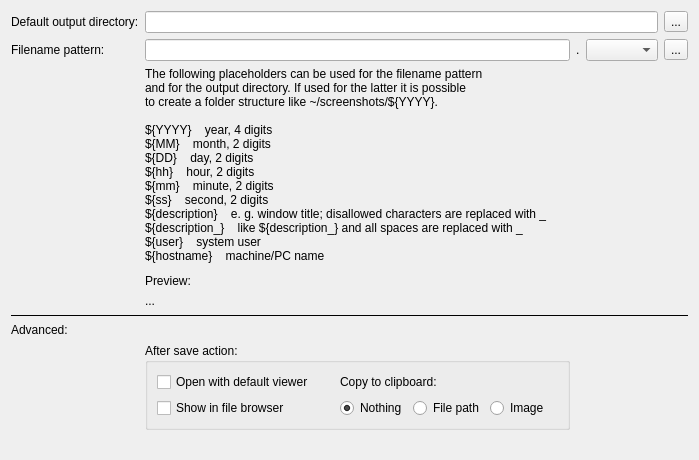
KDE/kreenshot-editor, file src/lib/kreenshoteditor/ui/settings/pageoutput.ui: the form before one commit.
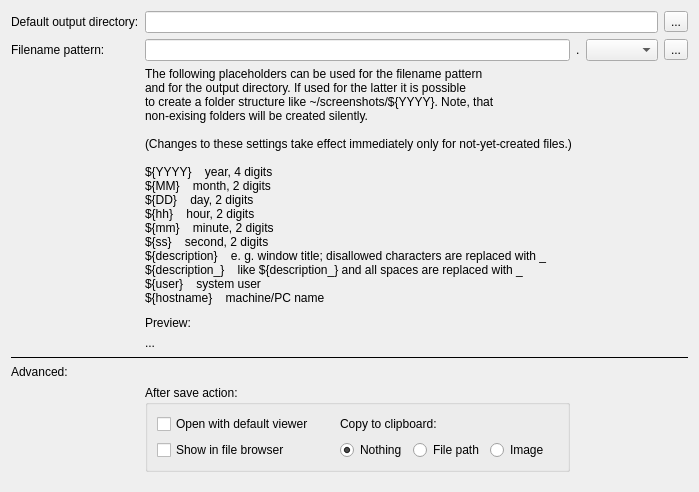
The form after the commit. Icons and pictures are not drawn.

Commit message: proposed filename: set time to current for new document; GUI labels

What changed in the file:
```diff
--- a/src/lib/kreenshoteditor/ui/settings/pageoutput.ui
+++ b/src/lib/kreenshoteditor/ui/settings/pageoutput.ui
@@ -7,14 +7,14 @@
     <x>0</x>
     <y>0</y>
     <width>699</width>
-    <height>460</height>
+    <height>492</height>
    </rect>
   </property>
   <property name="windowTitle">
    <string>Output</string>
   </property>
   <layout class="QGridLayout" name="gridLayout">
-   <item row="8" column="0" colspan="6">
+   <item row="10" column="0" colspan="6">
     <widget class="Line" name="line">
      <property name="frameShadow">
       <enum>QFrame::Plain</enum>
@@ -41,7 +41,7 @@
    <item row="2" column="1">
     <widget class="QLineEdit" name="lineEditFilenamePattern"/>
    </item>
-   <item row="11" column="1">
+   <item row="13" column="1">
     <spacer name="verticalSpacer">
      <property name="orientation">
       <enum>Qt::Vertical</enum>
@@ -89,7 +89,10 @@
      <property name="text">
       <string>The following placeholders can be used for the filename pattern
 and for the output directory. If used for the latter it is possible
-to create a folder structure like ~/screenshots/${YYYY}.
+to create a folder structure like ~/screenshots/${YYYY}. Note, that
+non-exising folders will be created silently.
+
+(Changes to these settings take effect immediately only for not-yet-created files.)
 
 ${YYYY}    year, 4 digits
 ${MM}    month, 2 digits
@@ -104,14 +107,14 @@
      </property>
     </widget>
    </item>
-   <item row="9" column="0">
+   <item row="11" column="0">
     <widget class="QLabel" name="label_5">
      <property name="text">
       <string>Advanced:</string>
      </property>
     </widget>
    </item>
-   <item row="10" column="1">
+   <item row="12" column="1">
     <widget class="QGroupBox" name="groupBox">
      <property name="title">
       <string>After save action:</string>
```
Left out of the diff: 12 changed lines with no effect on the pictures. The commit also changes 2 other files.
